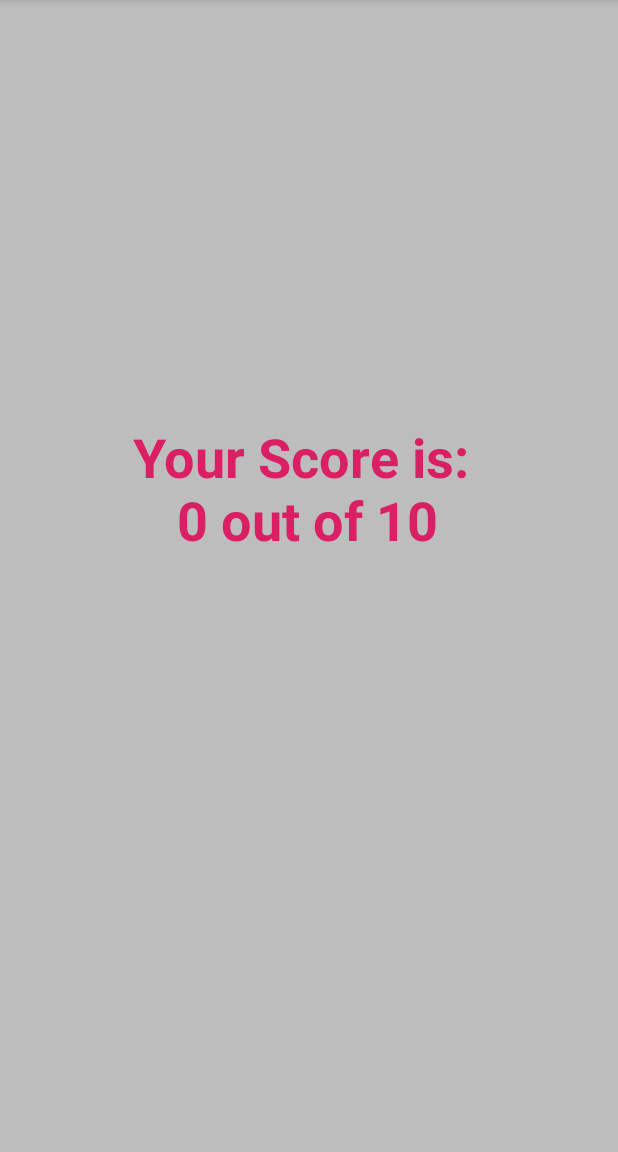
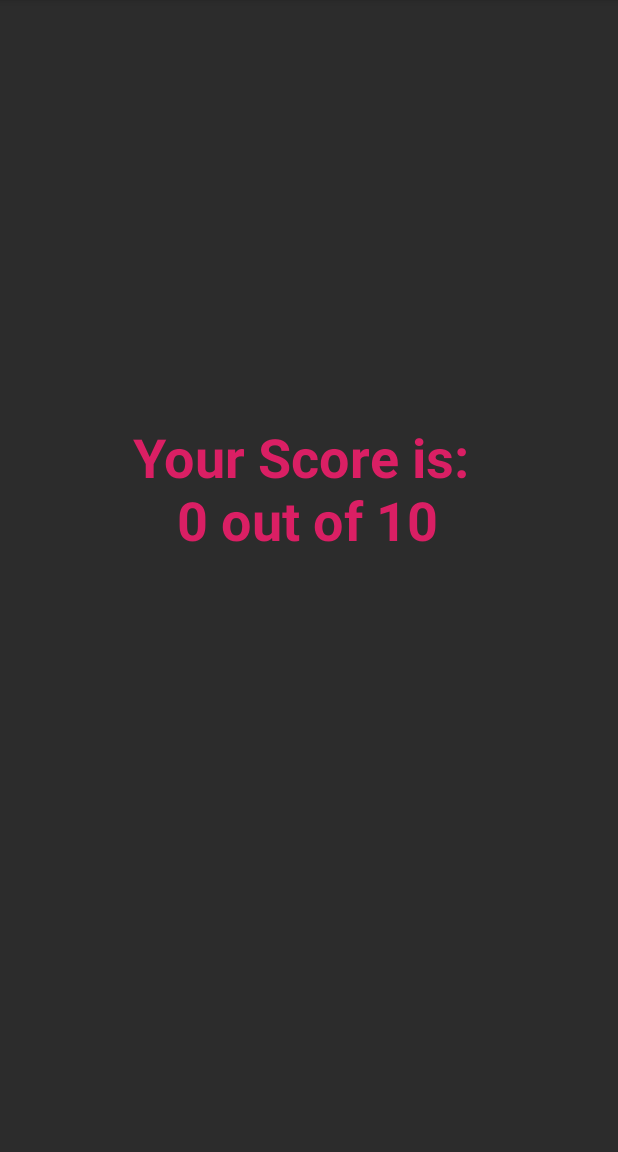
Before and after one commit to Rekkuzan5/Flag_Quiz, an Android app: the Results screen opened directly, with no data from a screen before it, on a phone screen of 412 x 824 dp, the part 84-1236 px from its top. Run offline under Robolectric (Android 15) with nearby library versions, the phone set to English and light mode, and no system bars.

Commit message:
Functional.  Needs minor work.

```diff
--- a/app/src/main/java/com/example/flagquiz/QuestionBank.java
+++ b/app/src/main/java/com/example/flagquiz/QuestionBank.java
@@ -13,7 +13,6 @@ public class QuestionBank {
             R.drawable.iceland,
             R.drawable.bulgaria,
             R.drawable.india,
-//
     };
 
     private String choices [][] = {
--- a/app/src/main/res/layout/activity_results.xml
+++ b/app/src/main/res/layout/activity_results.xml
@@ -4,7 +4,7 @@
     xmlns:tools="http://schemas.android.com/tools"
     android:layout_width="match_parent"
     android:layout_height="match_parent"
-    android:background="@color/background"
+    android:background="@color/colorPrimary"
     tools:context=".Results">
 
     <TextView
```
